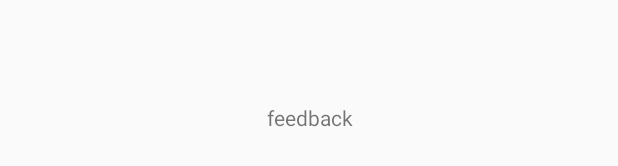
After one commit to zhoutianling/ARouterProject, an Android app: the layout about_feed_back.xml on its own in the app's theme, with its tools: preview values and no code run, on a phone screen of 412 x 824 dp. The commit adds this screen. Shown: the part 500-666 px from the top of the screen. Run offline under Robolectric (Android 15) with nearby library versions, the phone set to English and light mode, and no system bars.

Commit message:
Activity jump by ARouter

```diff
--- a/module_about/build.gradle
+++ b/module_about/build.gradle
@@ -14,5 +14,6 @@ android {
 dependencies {
     implementation fileTree(include: ['*.jar'], dir: 'libs')
     api project(':module_base')
+    implementation 'com.android.support.constraint:constraint-layout:1.1.0'
     annotationProcessor rootProject.ext.dependencies["arouter_compiler"]
 }
--- /dev/null
+++ b/module_about/src/main/res/layout/about_feed_back.xml
@@ -0,0 +1,16 @@
+<?xml version="1.0" encoding="utf-8"?>
+<RelativeLayout xmlns:android="http://schemas.android.com/apk/res/android"
+    xmlns:app="http://schemas.android.com/apk/res-auto"
+    xmlns:tools="http://schemas.android.com/tools"
+    android:layout_width="match_parent"
+    android:layout_height="match_parent"
+    tools:context=".ui.FeedBackActivity">
+
+    <TextView
+        android:id="@+id/userName"
+        android:layout_width="match_parent"
+        android:layout_height="match_parent"
+        android:gravity="center"
+        android:text="feedback" />
+
+</RelativeLayout>
--- a/module_base/src/main/java/com/joe/base/router/RouterActivityPath.java
+++ b/module_base/src/main/java/com/joe/base/router/RouterActivityPath.java
@@ -16,4 +16,9 @@ public class RouterActivityPath {
         public static final String PAGER_MAIN = MAIN + "/Main";
     }
 
+    public static class Feedback {
+        private static final String ABOUT = "/about";
+        public static final String PAGE_FEEDBACK = ABOUT + "/feedback";
+    }
+
 }
--- a/module_base/src/main/java/com/joe/base/router/RouterFragmentPath.java
+++ b/module_base/src/main/java/com/joe/base/router/RouterFragmentPath.java
@@ -5,7 +5,7 @@ package com.joe.base.router;
  * author: Joe
  * created at: 2018/12/27 下午3:36
  * <p>
- * 注意：路劲至少要有两层，否则会编译失败
+ * 注意：路径至少要有两层，否则会编译失败
  */
 
 public class RouterFragmentPath {
@@ -22,5 +22,6 @@ public class RouterFragmentPath {
     public static class About {
         private static final String ABOUT = "/about";
         public static final String PAGER_ABOUT = ABOUT + "/about";
+        public static final String PAGER_ABOUT_FEEDBACK = ABOUT + "/about/feedback";
     }
 }
```
Also changed, not shown: module_about/src/main/AndroidManifest.xml (+8 -1 lines), module_about/src/main/java/com/joe/about/ui/FeedBackActivity.java (added, +26 -0 lines), module_main/src/main/java/com/joe/main/ui/MainActivity.java (+10 -7 lines).
